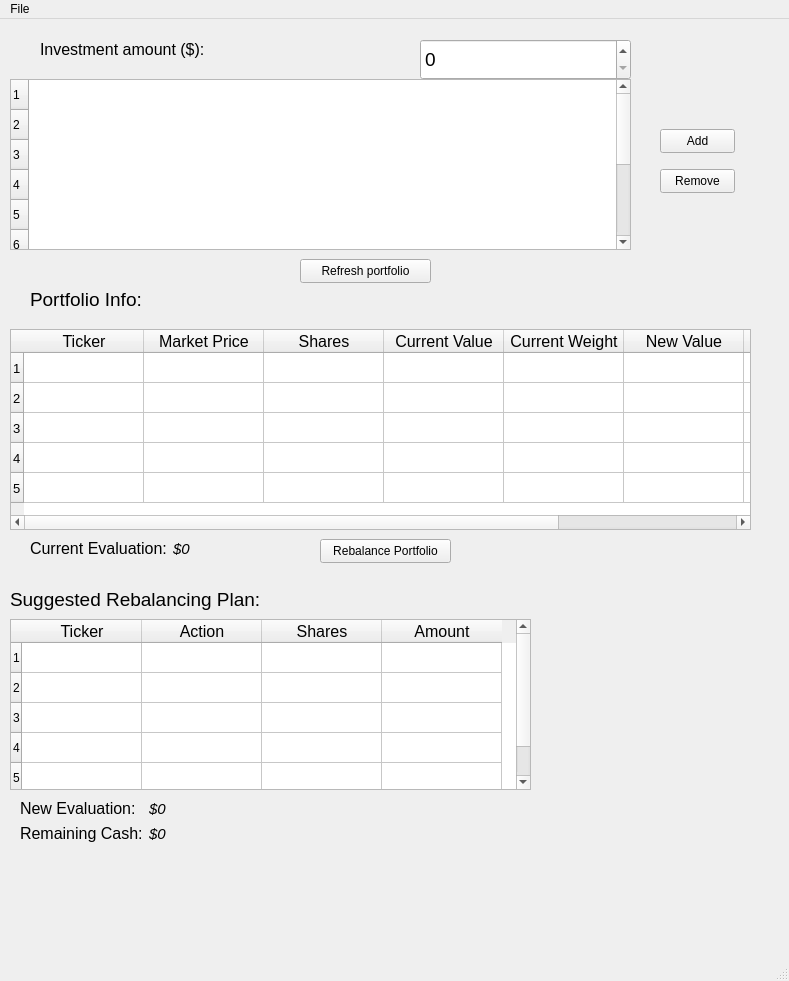
Before: the Qt Designer form restonks/ui/main.ui in konmenel/restonks, drawn with Qt 5.
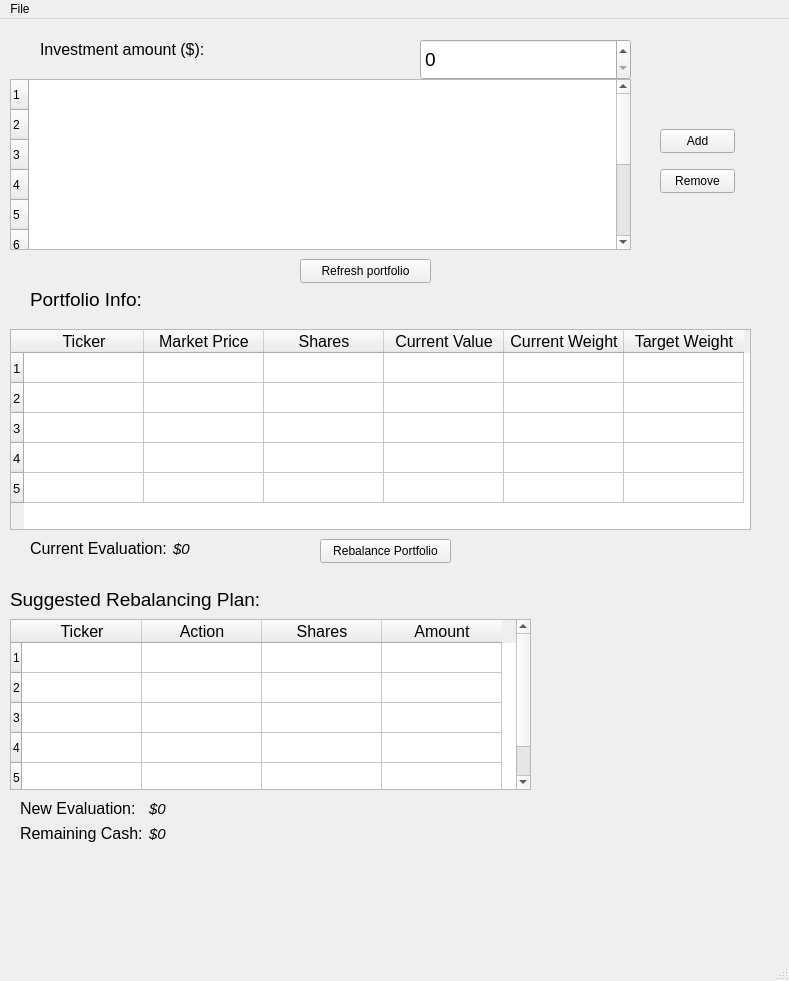
After: the same form once the commit is applied.

Commit message: Remove unused columns

Diff of the .ui file:
```diff
--- a/restonks/ui/main.ui
+++ b/restonks/ui/main.ui
@@ -141,7 +141,7 @@
      <number>5</number>
     </property>
     <property name="columnCount">
-     <number>8</number>
+     <number>6</number>
     </property>
     <attribute name="horizontalHeaderMinimumSectionSize">
      <number>19</number>
@@ -204,26 +204,6 @@
       </font>
      </property>
     </column>
-    <column>
-     <property name="text">
-      <string>New Value</string>
-     </property>
-     <property name="font">
-      <font>
-       <pointsize>12</pointsize>
-      </font>
-     </property>
-    </column>
-    <column>
-     <property name="text">
-      <string>New Weight</string>
-     </property>
-     <property name="font">
-      <font>
-       <pointsize>12</pointsize>
-      </font>
-     </property>
-    </column>
     <column>
      <property name="text">
       <string>Target Weight</string>
```
Left out of the diff: 2 changed lines with no effect on the pictures. The commit also changes 1 other file.
